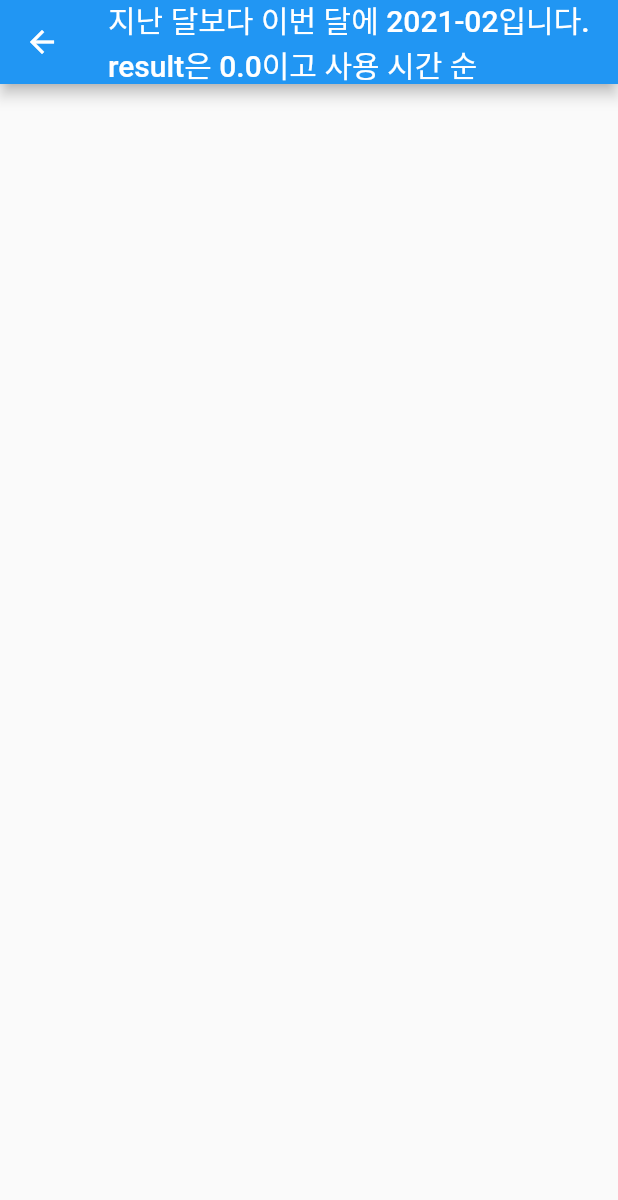
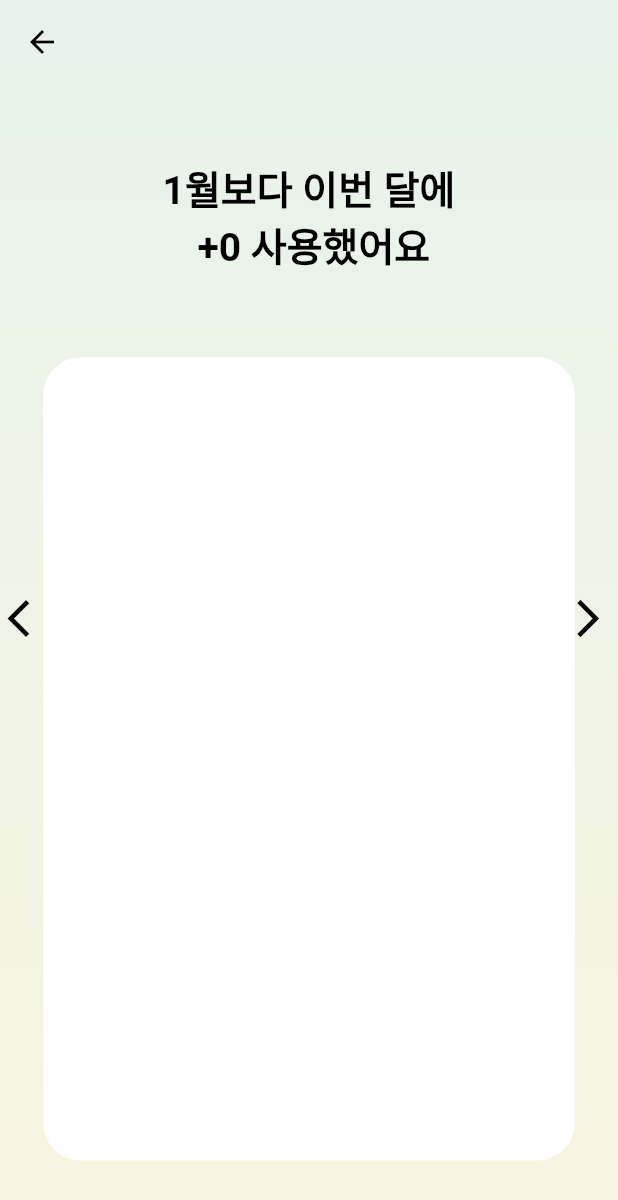
Before and after one commit to qwa310/DSC-Hackathon, a Flutter app: the MyPower2Page screen opened by its route, on a phone screen of 412 x 824 dp. Shown: the top 1200 px of the screen. Run offline on Flutter 3.47's test engine with Material 2 defaults, Android fonts, the phone set to English and light mode, and no system bars; our stand-ins replace cloud_firestore, firebase_auth, firebase_core, flutter_swiper, font_awesome_flutter; accounts and stored records are empty.

Commit message:
feat(my_power2_page): add power view order by usage

```diff
--- a/lib/my_power2_page.dart
+++ b/lib/my_power2_page.dart
@@ -7,40 +7,41 @@ import 'my_power2_page_view.dart';
 class DateInfo {
   String currentDate, currentMonth, currentYear;
   String lastMonthOfDay, lastMonth, lastYear;
-  DateInfo (String s) {
-    // 현재 클릭된 달이 현재라면 day를 알 필요가 있고
+
+  DateInfo(String s) {
     var now = DateTime.now();
     if (s == DateFormat('yyyy-MM').format(now)) {
       currentDate = DateFormat('dd').format(now);
       currentMonth = DateFormat('MM').format(now);
       currentYear = DateFormat('yyyy').format(now);
-    } else { // 현재 클릭된 달이 과거라면 간단하지
-      currentDate = '0'; // 쓰지 않아서 그냥
+    } else {
+      currentDate = '0';
       currentMonth = s.split("-")[1];
       currentYear = s.split("-")[0];
     }
     if (currentMonth == '01') {
       lastMonth = '12';
-      lastYear = (int.parse(currentYear)-1).toString();
+      lastYear = (int.parse(currentYear) - 1).toString();
       lastMonthOfDay = '31';
     } else {
-      lastMonth = (int.parse(currentMonth)-1).toString();
+      lastMonth = (int.parse(currentMonth) - 1).toString();
       if (lastMonth.length == 1) lastMonth = "0" + lastMonth;
       lastYear = currentYear;
       if (lastMonth.length == 1) lastYear = "0" + lastYear;
-      lastMonthOfDay = DateFormat('dd').format(new DateTime(int.parse(currentYear), int.parse(currentMonth), 0));
+      lastMonthOfDay = DateFormat('dd').format(
+          new DateTime(int.parse(currentYear), int.parse(currentMonth), 0));
     }
-    print(lastMonth + "의 총 일 수는 ?" + lastMonthOfDay);
   }
 }
 
 // ignore: must_be_immutable
 class MyPower2Page extends StatefulWidget {
   final String date;
+
+  MyPower2Page(this.date);
+
   num totalLast = 0;
   num totalCurrent = 0;
-  MyPower2Page (this.date);
-
 
   @override
   _MyPower2PageState createState() => _MyPower2PageState();
@@ -51,40 +52,15 @@ class _MyPower2PageState extends State<MyPower2Page> {
   FirebaseAuth auth = FirebaseAuth.instance;
   Stream<QuerySnapshot> currentStream;
 
-  void initState() { // [1] lastMonth 불러오기
+  // [1] lastMonth 불러오기
+  void initState() {
     super.initState();
     DateInfo dateInfo = new DateInfo(widget.date);
-    print("호출된 기준의 전 달=================: " + dateInfo.lastYear + "-" + dateInfo.lastMonth);
-    currentStream =
-        firestore.collection('user').doc(auth.currentUser.uid).collection(dateInfo.lastYear + "-" + dateInfo.lastMonth).snapshots();
-  }
-
-  initCurrent() { // [3] currentMonth order에 맞게 불러와 view에 넘겨주기
-    print("호출된 기준의 전 달=================: " + widget.date);
-    Stream<QuerySnapshot> document =
-    firestore.collection('user').doc(auth.currentUser.uid).collection(widget.date)
-        .orderBy('UsageTime', descending: true).snapshots();
-
-    return StreamBuilder(
-      stream: document,
-      builder: (context, AsyncSnapshot<QuerySnapshot> snapshot) {
-        if (!snapshot.hasData) {
-          return CircularProgressIndicator();
-        }
-        // [2] lastMonth의 total 계산하기
-        snapshot.data.docs.forEach((element) {
-          widget.totalCurrent += element['calculate'];
-        });
-        DateInfo dateInfo = new DateInfo(widget.date);
-        if (DateFormat('yyyyMM').format(DateTime.now()) == dateInfo.currentYear + dateInfo.currentMonth) { // 현재 달 호출
-          var result = widget.totalCurrent - (widget.totalLast * num.parse(dateInfo.currentDate) / num.parse(dateInfo.lastMonthOfDay));
-          return MyPower2PageView(widget.date, snapshot.data.docs, result);
-        } else { // 지난 달 호출
-          var result = widget.totalCurrent - widget.totalLast;
-          return MyPower2PageView(widget.date, snapshot.data.docs, result);
-        }
-      },
-    );
+    currentStream = firestore
+        .collection('user')
+        .doc(auth.currentUser.uid)
+        .collection(dateInfo.lastYear + "-" + dateInfo.lastMonth)
+        .snapshots();
   }
 
   @override
@@ -105,4 +81,41 @@ class _MyPower2PageState extends State<MyPower2Page> {
       ),
     );
   }
+
+  // [3] currentMonth, UsageTime order에 맞게 불러와 view에 넘겨주기
+  initCurrent() {
+    Stream<QuerySnapshot> document = firestore
+        .collection('user')
+        .doc(auth.currentUser.uid)
+        .collection(widget.date)
+        .orderBy('UsageTime', descending: true)
+        .snapshots();
+
+    return StreamBuilder(
+      stream: document,
+      builder: (context, AsyncSnapshot<QuerySnapshot> snapshot) {
+        if (!snapshot.hasData) {
+          return CircularProgressIndicator();
+        }
+        // [2] lastMonth의 total 계산하기
+        snapshot.data.docs.forEach((element) {
+          widget.totalCurrent += element['calculate'];
+        });
+        DateInfo dateInfo = new DateInfo(widget.date);
+        if (DateFormat('yyyyMM').format(DateTime.now()) ==
+            dateInfo.currentYear + dateInfo.currentMonth) {
+          // 현재를 호출한 경우 -> 계산방식: 현재 사용량 - 전달동안사용량 * (현재 일 수/전 달의 일 수)
+          var result = widget.totalCurrent -
+              (widget.totalLast *
+                  num.parse(dateInfo.currentDate) /
+                  num.parse(dateInfo.lastMonthOfDay));
+          return MyPower2PageView(widget.date, snapshot.data.docs, result);
+        } else {
+          // 과거의 달을 호출한 경우 -> 계산방식: 과거의 달 사용량 - 과거의 달의 직 전달 사용량
+          var result = widget.totalCurrent - widget.totalLast;
+          return MyPower2PageView(widget.date, snapshot.data.docs, result);
+        }
+      },
+    );
+  }
 }
--- a/lib/my_power2_page_view.dart
+++ b/lib/my_power2_page_view.dart
@@ -2,6 +2,7 @@ import 'package:flutter/material.dart';
 import 'package:flutter/cupertino.dart';
 import 'package:cloud_firestore/cloud_firestore.dart';
 import 'document_view.dart';
+import 'package:flutter_swiper/flutter_swiper.dart';
 
 class MyPower2PageView extends StatelessWidget {
   final num result;
@@ -11,16 +12,82 @@ class MyPower2PageView extends StatelessWidget {
 
   @override
   Widget build(BuildContext context) {
-    return Scaffold(
+    final _screenSize = MediaQuery.of(context).size;
+    return new Scaffold(
+      resizeToAvoidBottomPadding: false,
+      extendBodyBehindAppBar: true,
       appBar: AppBar(
-        title: Text("지난 달보다 이번 달에 " + date + "입니다.\nresult은 " + result.toString() +"이고 사용 시간 순"),
+        backgroundColor: Colors.transparent,
+        elevation: 0,
+        leading: IconButton(
+          icon: const Icon(Icons.arrow_back),
+          color: Colors.black,
+          onPressed: () {
+            Navigator.pop(context);
+          },
+        ),
       ),
-      body: Container (
-        child: ListView(
-            padding:EdgeInsets.only(top: 20.0),
-            children: documents.map((eachDocument) => DocumentView(eachDocument)).toList(),
-        ),
+      body: new LayoutBuilder(builder: (context, constraint) {
+        return new Container(
+          width: double.infinity,
+          height: double.infinity,
+          decoration: BoxDecoration(
+            gradient: LinearGradient(
+              colors: [
+                Color(0xFFE7F3EB),
+                Color(0xFFF8F5E1)
+              ],
+              begin: Alignment.topCenter,
+              end: Alignment.bottomCenter,
+            ),
+          ),
+          child: new Swiper(
+              control: SwiperControl(
+                color: Colors.black,
+              ),
+              itemCount: 200,
+              scale: 0.6,
+              viewportFraction: 0.9,
+              itemBuilder: (BuildContext context, int index){
+                return new Column(
+                  mainAxisAlignment: MainAxisAlignment.center,
+                  children: <Widget>[
+                    new Center(
+                      child: Text(
+                        '${_getCurrentMonth()}월보다 이번 달에\n +${result.toInt()} 사용했어요',
+                        textAlign: TextAlign.center,
+                        style: TextStyle(
+                          color: Colors.black,
+                          fontSize: 26,
+                          fontWeight: FontWeight.bold,
+                        ),
+                      ),
+                      heightFactor: _screenSize.height * 0.003,
+                    ),
+                    new Container(
+                      decoration: BoxDecoration(
+                        color: Colors.white,
+                        borderRadius: BorderRadius.circular(25),
+                      ),
+                      height: _screenSize.height * 0.65,
+                      width: _screenSize.width * 0.86,
+                      child: new ListView(
+                        padding: EdgeInsets.all(30),
+                        scrollDirection: Axis.vertical,
+                        children: documents.map((eachDocument) => DocumentView(eachDocument)).toList(),
+                      ),
+                    ),
+                  ],
+                );
+              }
+          ),
+        );
+      },
       ),
     );
   }
+  int _getCurrentMonth(){
+    var now = DateTime.now();
+    return now.month - 1;
+  }
 }
```
